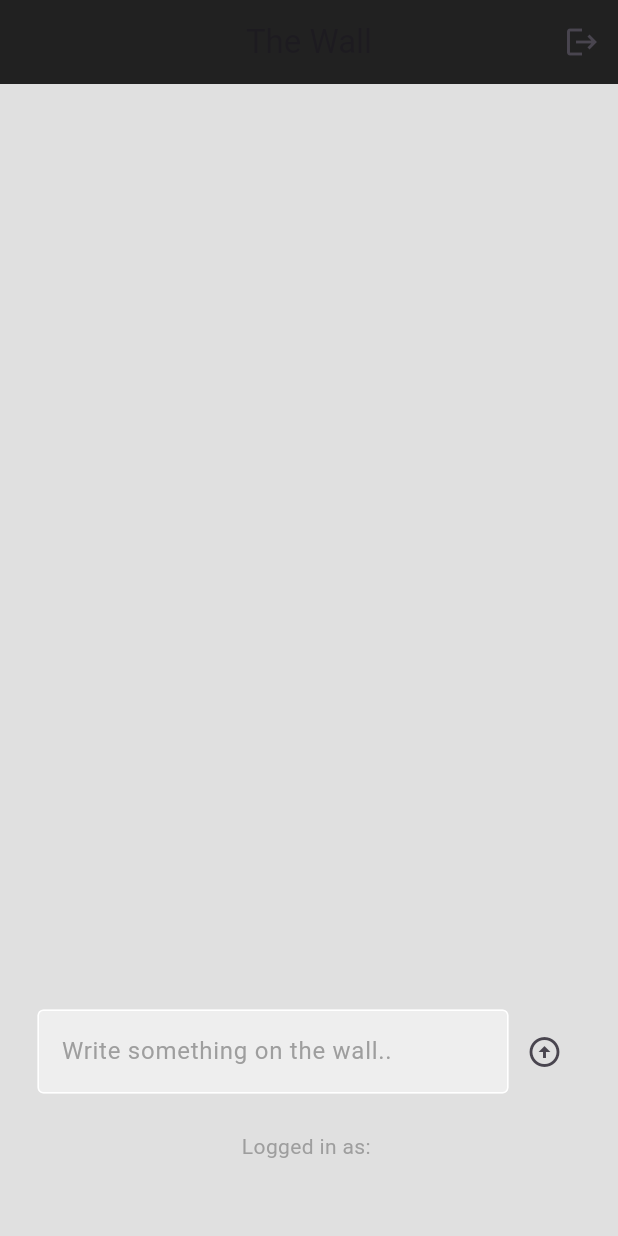
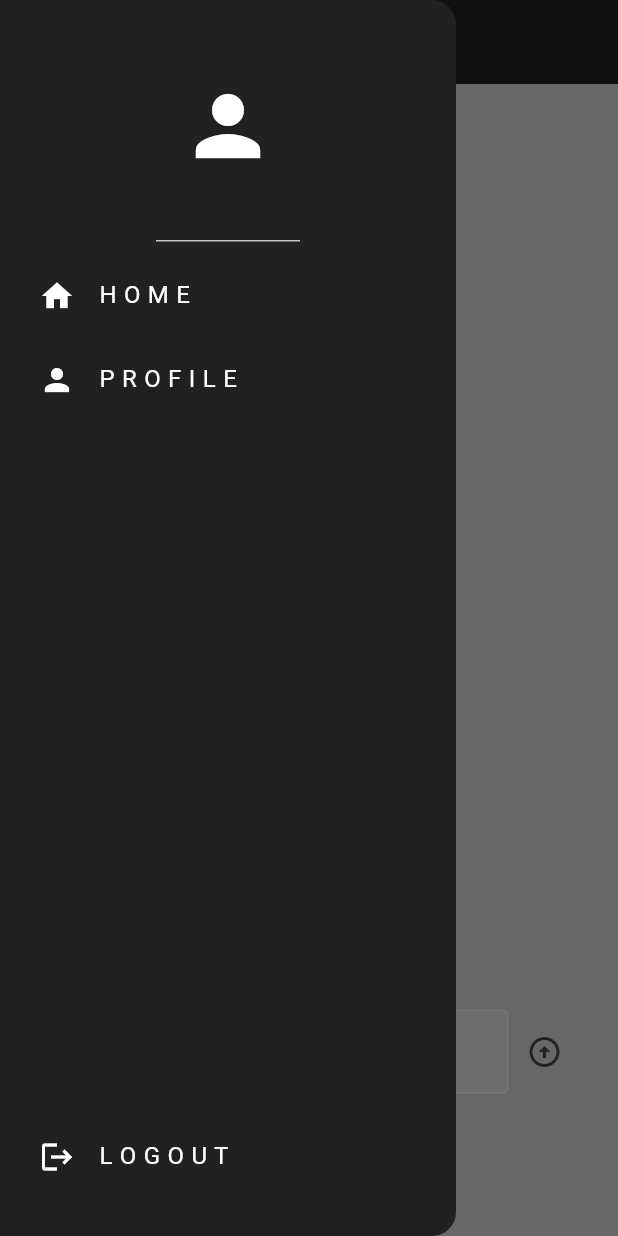
Before and after one commit to aya-hamoudeh1/Social_Media_App, a Flutter app: the screen it shows once a user with an empty profile is signed in, with the side drawer open (before the commit the screen has no drawer), on a phone screen of 412 x 824 dp. Run offline on Flutter 3.47's test engine with Material 3 defaults, Android fonts, the phone set to English and light mode, and no system bars; our stand-ins replace cloud_firestore, firebase_auth, firebase_core; accounts and stored records are empty.

```diff
--- /dev/null
+++ b/lib/components/drawer.dart
@@ -0,0 +1,57 @@
+import 'package:flutter/material.dart';
+import 'package:social_media_app/components/my_list_tile.dart';
+
+class MyDrawer extends StatelessWidget {
+  final void Function()? onProfileTap;
+  final void Function()? onSignOut;
+  const MyDrawer({
+    super.key,
+    required this.onProfileTap,
+    required this.onSignOut,
+  });
+
+  @override
+  Widget build(BuildContext context) {
+    return Drawer(
+      backgroundColor: Colors.grey[900],
+      child: Column(
+        mainAxisAlignment: MainAxisAlignment.spaceBetween,
+        children: [
+          Column(
+            children: [
+              //header
+              const DrawerHeader(
+                child: Icon(
+                  Icons.person,
+                  color: Colors.white,
+                  size: 64,
+                ),
+              ),
+              //home list tile
+              MyListTile(
+                iconData: Icons.home,
+                text: "H O M E",
+                onTap: () => Navigator.pop(context),
+              ),
+              //profile list tile
+              MyListTile(
+                iconData: Icons.person,
+                text: "P R O F I L E",
+                onTap: onProfileTap,
+              ),
+            ],
+          ),
+          //logout list tile
+          Padding(
+            padding: const EdgeInsets.only(bottom: 25.0),
+            child: MyListTile(
+              iconData: Icons.logout,
+              text: "L O G O U T",
+              onTap: onSignOut,
+            ),
+          ),
+        ],
+      ),
+    );
+  }
+}
--- /dev/null
+++ b/lib/components/my_list_tile.dart
@@ -0,0 +1,33 @@
+import 'package:flutter/material.dart';
+
+class MyListTile extends StatelessWidget {
+  final IconData iconData;
+  final String text;
+  final void Function()? onTap;
+  const MyListTile({
+    super.key,
+    required this.iconData,
+    required this.text,
+    required this.onTap,
+  });
+
+  @override
+  Widget build(BuildContext context) {
+    return Padding(
+      padding: const EdgeInsets.only(left: 10.0),
+      child: ListTile(
+        leading: Icon(
+          iconData,
+          color: Colors.white,
+        ),
+        onTap: onTap,
+        title: Text(
+          text,
+          style: const TextStyle(
+            color: Colors.white,
+          ),
+        ),
+      ),
+    );
+  }
+}
--- a/lib/pages/home_page.dart
+++ b/lib/pages/home_page.dart
@@ -1,8 +1,10 @@
 import 'package:cloud_firestore/cloud_firestore.dart';
 import 'package:firebase_auth/firebase_auth.dart';
 import 'package:flutter/material.dart';
+import 'package:social_media_app/components/drawer.dart';
 import 'package:social_media_app/components/text_field.dart';
 import 'package:social_media_app/components/wall_post.dart';
+import 'package:social_media_app/pages/profile_page.dart';
 
 class HomePage extends StatefulWidget {
   const HomePage({super.key});
@@ -42,6 +44,17 @@ class _HomePageState extends State<HomePage> {
     });
   }
 
+  //navigate to profile page
+  void goToProfilePage() {
+    //pop menu drawer
+    Navigator.push(
+      context,
+      MaterialPageRoute(
+        builder: (context) => const ProfilePage(),
+      ),
+    );
+  }
+
   @override
   Widget build(BuildContext context) {
     return Scaffold(
@@ -50,15 +63,18 @@ class _HomePageState extends State<HomePage> {
         backgroundColor: Colors.grey[900],
         title: const Text(
           "The Wall",
+          style: TextStyle(
+            color: Colors.white,
+          ),
+        ),
+        iconTheme: const IconThemeData(
+          color: Colors.white,
         ),
         centerTitle: true,
-        actions: [
-          //sign out button
-          IconButton(
-            onPressed: signOut,
-            icon: const Icon(Icons.logout),
-          ),
-        ],
+      ),
+      drawer: MyDrawer(
+        onProfileTap: goToProfilePage,
+        onSignOut: signOut,
       ),
       body: Center(
         child: Column(
```
Also changed, not shown: lib/components/text_box.dart (added, +59 -0 lines), lib/components/wall_post.dart (+6 -1 lines), lib/pages/profile_page.dart (added, +174 -0 lines), lib/pages/register_page.dart (+13 -1 lines).
